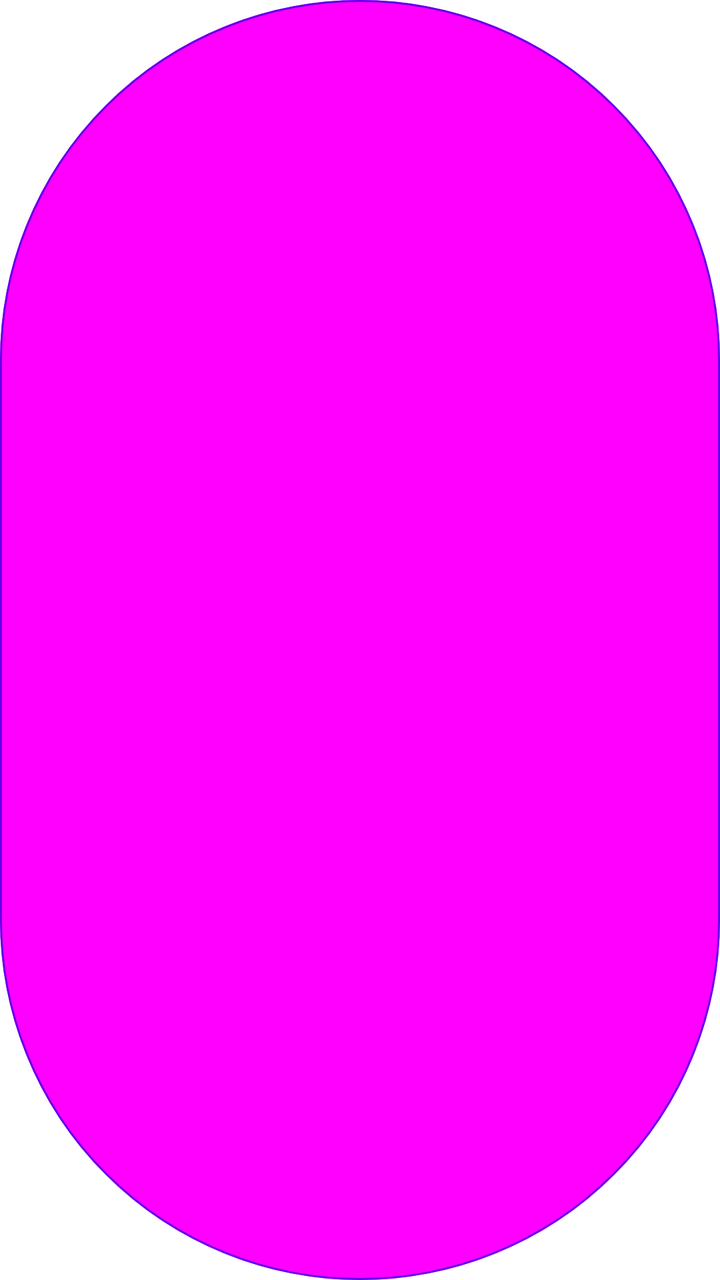
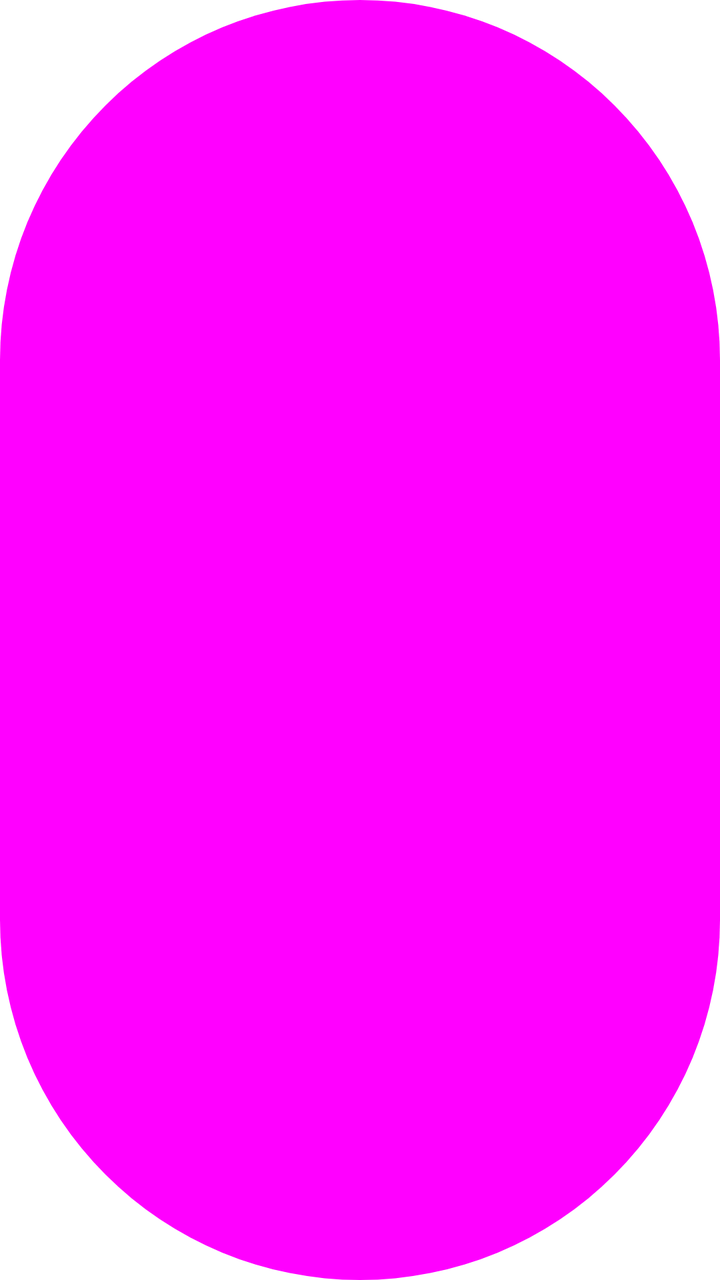

An Android layout rendered at two revisions. The XML below is the earlier revision; the diff shows what the commit changed to produce the second picture.
<!-- AndroidManifest.xml: application theme AppTheme -->
<!-- res/layout/item_filter.xml -->
<?xml version="1.0" encoding="utf-8"?>
<com.google.android.material.chip.Chip xmlns:android="http://schemas.android.com/apk/res/android"
    xmlns:app="http://schemas.android.com/apk/res-auto"
    android:id="@+id/chipFilter"
    android:layout_width="wrap_content"
    android:layout_height="wrap_content"
    android:layout_marginEnd="8dp"
    app:chipBackgroundColor="@drawable/chip_bg_selector"
    app:chipStrokeWidth="1dp"
    app:chipStrokeColor="@color/primary"
    app:checkedIconVisible="false"
    app:ensureMinTouchTargetSize="false" />
<!-- resources referenced by this layout -->
<resources>
  <color name="primary">#6200EE</color>
  <!-- drawable chip_bg_selector (drawable) -->
  <?xml version="1.0" encoding="utf-8"?>
  <selector xmlns:android="http://schemas.android.com/apk/res/android">
      <item android:state_checked="true">
          <color>#E8DEF8</color>
      </item>
      <item>
          <color>#F0F0F0</color>
      </item>
  </selector>
  <style name="AppTheme" parent="Theme.MaterialComponents.Light.NoActionBar">
          <item name="colorPrimary">@color/primary</item>
          <item name="colorPrimaryVariant">@color/primary_dark</item>
          <item name="colorOnPrimary">@color/white</item>
          <item name="colorSecondary">@color/accent</item>
          <item name="android:statusBarColor">@color/primary_dark</item>
      </style>
  <color name="primary_dark">#3700B3</color>
  <color name="white">#FFFFFF</color>
  <color name="accent">#03DAC5</color>
</resources>

<!-- the commit's change to res/layout/item_filter.xml (unified diff, before → after) -->
@@ -5,8 +5,8 @@
     android:layout_width="wrap_content"
     android:layout_height="wrap_content"
     android:layout_marginEnd="8dp"
+    android:textColor="@drawable/chip_text_selector"
     app:chipBackgroundColor="@drawable/chip_bg_selector"
-    app:chipStrokeWidth="1dp"
-    app:chipStrokeColor="@color/primary"
+    app:chipStrokeWidth="0dp"
     app:checkedIconVisible="false"
     app:ensureMinTouchTargetSize="false" />
<!-- resource entries referenced after the edit -->
@@ -1,6 +1,5 @@
 <!-- resources referenced by this layout -->
 <resources>
-  <color name="primary">#6200EE</color>
   <!-- drawable chip_bg_selector (drawable) -->
   <?xml version="1.0" encoding="utf-8"?>
   <selector xmlns:android="http://schemas.android.com/apk/res/android">
@@ -11,6 +10,16 @@
           <color>#F0F0F0</color>
       </item>
   </selector>
+  <!-- drawable chip_text_selector (drawable) -->
+  <?xml version="1.0" encoding="utf-8"?>
+  <selector xmlns:android="http://schemas.android.com/apk/res/android">
+      <item android:state_checked="true">
+          <color>#FFFFFF</color>
+      </item>
+      <item>
+          <color>#FFFFFF</color>
+      </item>
+  </selector>
   <style name="AppTheme" parent="Theme.MaterialComponents.Light.NoActionBar">
           <item name="colorPrimary">@color/primary</item>
           <item name="colorPrimaryVariant">@color/primary_dark</item>
@@ -18,6 +27,7 @@
           <item name="colorSecondary">@color/accent</item>
           <item name="android:statusBarColor">@color/primary_dark</item>
       </style>
+  <color name="primary">#6200EE</color>
   <color name="primary_dark">#3700B3</color>
   <color name="white">#FFFFFF</color>
   <color name="accent">#03DAC5</color>
